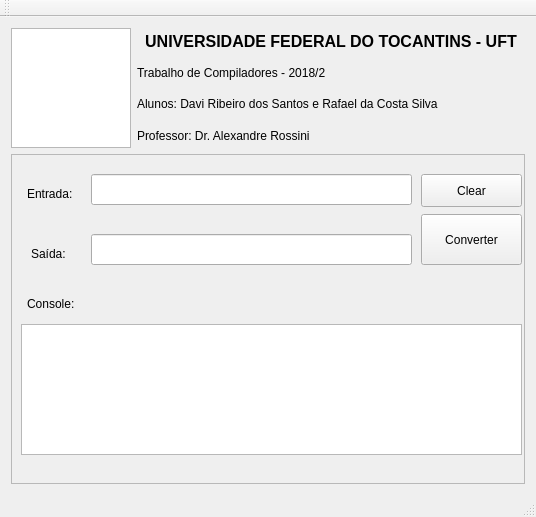
Above: mainwindow.ui from RafaelSilva7/compiladores before the change. Below: the same form after it.
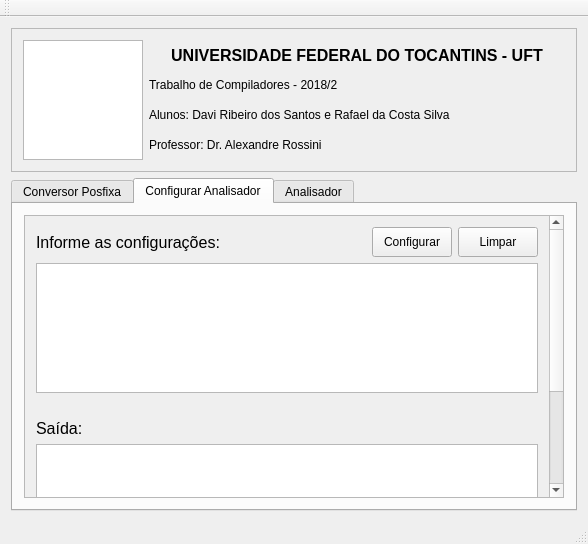
That is the form after the change. The open tabs and pages were chosen to show the change.

Diff of the .ui file:
```diff
--- a/mainwindow.ui
+++ b/mainwindow.ui
@@ -6,19 +6,13 @@
    <rect>
     <x>0</x>
     <y>0</y>
-    <width>536</width>
-    <height>517</height>
+    <width>588</width>
+    <height>544</height>
    </rect>
   </property>
   <property name="minimumSize">
    <size>
-    <width>536</width>
-    <height>517</height>
-   </size>
-  </property>
-  <property name="maximumSize">
-   <size>
-    <width>536</width>
+    <width>550</width>
     <height>517</height>
    </size>
   </property>
@@ -26,9 +20,52 @@
    <string>Trabalho de Compiladores</string>
   </property>
   <widget class="QWidget" name="centralWidget">
-   <layout class="QGridLayout" name="gridLayout_2">
-    <item row="0" column="1">
-     <layout class="QVBoxLayout" name="verticalLayout">
+   <layout class="QVBoxLayout" name="verticalLayout_10">
+    <item>
+     <widget class="QFrame" name="frame_2">
+      <property name="sizePolicy">
+       <sizepolicy hsizetype="Minimum" vsizetype="Minimum">
+        <horstretch>0</horstretch>
+        <verstretch>0</verstretch>
+       </sizepolicy>
+      </property>
+      <property name="frameShape">
+       <enum>QFrame::StyledPanel</enum>
+      </property>
+      <property name="frameShadow">
+       <enum>QFrame::Raised</enum>
+      </property>
+      <layout class="QHBoxLayout" name="horizontalLayout_3">
+       <item>
+        <widget class="QGraphicsView" name="logoUFT">
+         <property name="sizePolicy">
+          <sizepolicy hsizetype="Minimum" vsizetype="Minimum">
+           <horstretch>0</horstretch>
+           <verstretch>0</verstretch>
+          </sizepolicy>
+         </property>
+         <property name="minimumSize">
+          <size>
+           <width>120</width>
+           <height>120</height>
+          </size>
+         </property>
+         <property name="maximumSize">
+          <size>
+           <width>120</width>
+           <height>120</height>
+          </size>
+         </property>
+        </widget>
+       </item>
+       <item>
+        <layout class="QVBoxLayout" name="verticalLayout_7">
+         <property name="spacing">
+          <number>0</number>
+         </property>
+         <property name="sizeConstraint">
+          <enum>QLayout::SetMaximumSize</enum>
+         </property>
       <item>
        <widget class="QLabel" name="label">
         <property name="font">
@@ -69,78 +106,54 @@
       </item>
      </layout>
     </item>
-    <item row="0" column="0">
-     <widget class="QGraphicsView" name="logoUFT">
-      <property name="minimumSize">
-       <size>
-        <width>120</width>
-        <height>120</height>
-       </size>
-      </property>
-      <property name="maximumSize">
-       <size>
-        <width>120</width>
-        <height>120</height>
-       </size>
-      </property>
+      </layout>
      </widget>
     </item>
-    <item row="1" column="0" colspan="2">
-     <widget class="QFrame" name="frame">
-      <property name="frameShape">
-       <enum>QFrame::StyledPanel</enum>
+    <item>
+     <widget class="QTabWidget" name="tabWidget">
+      <property name="currentIndex">
+       <number>0</number>
       </property>
-      <property name="frameShadow">
-       <enum>QFrame::Raised</enum>
-      </property>
+      <widget class="QWidget" name="Tab1">
+       <attribute name="title">
+        <string>Conversor Posfixa</string>
+       </attribute>
+       <layout class="QVBoxLayout" name="verticalLayout">
+        <item>
+         <layout class="QVBoxLayout" name="verticalLayout_2">
+          <item>
+           <layout class="QHBoxLayout" name="horizontalLayout_2">
+            <item>
+             <layout class="QVBoxLayout" name="verticalLayout_3">
+              <item>
       <widget class="QLabel" name="inputLabel">
-       <property name="geometry">
-        <rect>
-         <x>16</x>
-         <y>30</y>
-         <width>61</width>
-         <height>20</height>
-        </rect>
-       </property>
        <property name="text">
         <string>Entrada:</string>
        </property>
       </widget>
-      <widget class="QLineEdit" name="inputLineEdit">
-       <property name="geometry">
-        <rect>
-         <x>80</x>
-         <y>20</y>
-         <width>321</width>
-         <height>31</height>
-        </rect>
-       </property>
-       <property name="clearButtonEnabled">
-        <bool>true</bool>
-       </property>
-      </widget>
+              </item>
+              <item>
       <widget class="QLabel" name="outputLabel">
-       <property name="geometry">
-        <rect>
-         <x>20</x>
-         <y>90</y>
-         <width>51</width>
-         <height>20</height>
-        </rect>
-       </property>
        <property name="text">
         <string>Saída:</string>
        </property>
       </widget>
+              </item>
+             </layout>
+            </item>
+            <item>
+             <layout class="QHBoxLayout" name="horizontalLayout">
+              <item>
+               <layout class="QVBoxLayout" name="verticalLayout_4">
+                <item>
+                 <widget class="QLineEdit" name="inputLineEdit">
+                  <property name="clearButtonEnabled">
+                   <bool>true</bool>
+                  </property>
+                 </widget>
+                </item>
+                <item>
       <widget class="QLineEdit" name="outputLineEdit">
-       <property name="geometry">
-        <rect>
-         <x>80</x>
-         <y>80</y>
-         <width>321</width>
-         <height>31</height>
-        </rect>
-       </property>
        <property name="readOnly">
         <bool>true</bool>
        </property>
@@ -148,57 +161,323 @@
         <bool>false</bool>
        </property>
       </widget>
-      <widget class="QPlainTextEdit" name="consoleTextEdit">
-       <property name="geometry">
-        <rect>
-         <x>10</x>
-         <y>170</y>
-         <width>501</width>
-         <height>131</height>
-        </rect>
-       </property>
-       <property name="readOnly">
-        <bool>true</bool>
-       </property>
-      </widget>
+                </item>
+               </layout>
+              </item>
+              <item>
+               <layout class="QVBoxLayout" name="verticalLayout_5">
+                <item>
+                 <widget class="QPushButton" name="clearButton">
+                  <property name="text">
+                   <string>Limpar</string>
+                  </property>
+                 </widget>
+                </item>
+                <item>
       <widget class="QPushButton" name="converterButton">
-       <property name="geometry">
-        <rect>
-         <x>410</x>
-         <y>60</y>
-         <width>101</width>
-         <height>51</height>
-        </rect>
-       </property>
        <property name="text">
         <string>Converter</string>
        </property>
       </widget>
+                </item>
+               </layout>
+              </item>
+             </layout>
+            </item>
+           </layout>
+          </item>
+          <item>
       <widget class="QLabel" name="consoleLabel">
-       <property name="geometry">
-        <rect>
-         <x>16</x>
-         <y>140</y>
-         <width>71</width>
-         <height>20</height>
-        </rect>
-       </property>
        <property name="text">
         <string>Console:</string>
        </property>
       </widget>
-      <widget class="QPushButton" name="clearButton">
+          </item>
+          <item>
+           <widget class="QPlainTextEdit" name="consoleTextEdit">
+            <property name="sizePolicy">
+             <sizepolicy hsizetype="Expanding" vsizetype="Expanding">
+              <horstretch>0</horstretch>
+              <verstretch>0</verstretch>
+             </sizepolicy>
+            </property>
+            <property name="readOnly">
+             <bool>true</bool>
+            </property>
+           </widget>
+          </item>
+         </layout>
+        </item>
+       </layout>
+      </widget>
+      <widget class="QWidget" name="Tab2">
+       <attribute name="title">
+        <string>Configurar Analisador</string>
+       </attribute>
+       <layout class="QGridLayout" name="gridLayout">
+        <item row="0" column="0">
+         <widget class="QScrollArea" name="scrollArea">
+          <property name="widgetResizable">
+           <bool>true</bool>
+          </property>
+          <widget class="QWidget" name="scrollAreaWidgetContents">
        <property name="geometry">
         <rect>
-         <x>410</x>
-         <y>20</y>
-         <width>101</width>
-         <height>33</height>
-        </rect>
-       </property>
+             <x>0</x>
+             <y>0</y>
+             <width>532</width>
+             <height>455</height>
+            </rect>
+           </property>
+           <layout class="QVBoxLayout" name="verticalLayout_6">
+            <item>
+             <layout class="QVBoxLayout" name="verticalLayout_8">
+              <property name="sizeConstraint">
+               <enum>QLayout::SetNoConstraint</enum>
+              </property>
+              <item>
+               <layout class="QHBoxLayout" name="horizontalLayout_4">
+                <item>
+                 <widget class="QLabel" name="label_5">
+                  <property name="font">
+                   <font>
+                    <pointsize>12</pointsize>
+                   </font>
+                  </property>
        <property name="text">
-        <string>Clear</string>
-       </property>
+                   <string>Informe as configurações:</string>
+                  </property>
+                  <property name="margin">
+                   <number>5</number>
+                  </property>
+                 </widget>
+                </item>
+                <item>
+                 <spacer name="horizontalSpacer">
+                  <property name="orientation">
+                   <enum>Qt::Horizontal</enum>
+                  </property>
+                  <property name="sizeHint" stdset="0">
+                   <size>
+                    <width>30</width>
+                    <height>20</height>
+                   </size>
+                  </property>
+                 </spacer>
+                </item>
+                <item>
+                 <widget class="QPushButton" name="configAnalysisButton">
+                  <property name="minimumSize">
+                   <size>
+                    <width>0</width>
+                    <height>30</height>
+                   </size>
+                  </property>
+                  <property name="text">
+                   <string>Configurar</string>
+                  </property>
+                 </widget>
+                </item>
+                <item>
+                 <widget class="QPushButton" name="clearConfigButton">
+                  <property name="minimumSize">
+                   <size>
+                    <width>0</width>
+                    <height>30</height>
+                   </size>
+                  </property>
+                  <property name="text">
+                   <string>Limpar</string>
+                  </property>
+                 </widget>
+                </item>
+               </layout>
+              </item>
+              <item>
+               <widget class="QTextEdit" name="configInput">
+                <property name="minimumSize">
+                 <size>
+                  <width>0</width>
+                  <height>130</height>
+                 </size>
+                </property>
+               </widget>
+              </item>
+              <item>
+               <spacer name="verticalSpacer">
+                <property name="orientation">
+                 <enum>Qt::Vertical</enum>
+                </property>
+                <property name="sizeType">
+                 <enum>QSizePolicy::Fixed</enum>
+                </property>
+                <property name="sizeHint" stdset="0">
+                 <size>
+                  <width>20</width>
+                  <height>20</height>
+                 </size>
+                </property>
+               </spacer>
+              </item>
+              <item>
+               <widget class="QLabel" name="label_6">
+                <property name="font">
+                 <font>
+                  <pointsize>12</pointsize>
+                 </font>
+                </property>
+                <property name="text">
+                 <string>Saída:</string>
+                </property>
+                <property name="margin">
+                 <number>5</number>
+                </property>
+               </widget>
+              </item>
+              <item>
+               <widget class="QPlainTextEdit" name="configOutput">
+                <property name="minimumSize">
+                 <size>
+                  <width>0</width>
+                  <height>200</height>
+                 </size>
+                </property>
+                <property name="readOnly">
+                 <bool>true</bool>
+                </property>
+               </widget>
+              </item>
+             </layout>
+            </item>
+           </layout>
+          </widget>
+         </widget>
+        </item>
+       </layout>
+      </widget>
+      <widget class="QWidget" name="tab">
+       <attribute name="title">
+        <string>Analisador</string>
+       </attribute>
+       <layout class="QVBoxLayout" name="verticalLayout_11">
+        <item>
+         <widget class="QScrollArea" name="scrollArea_2">
+          <property name="widgetResizable">
+           <bool>true</bool>
+          </property>
+          <widget class="QWidget" name="scrollAreaWidgetContents_2">
+           <property name="geometry">
+            <rect>
+             <x>0</x>
+             <y>0</y>
+             <width>546</width>
+             <height>268</height>
+            </rect>
+           </property>
+           <layout class="QVBoxLayout" name="verticalLayout_9">
+            <item>
+             <layout class="QHBoxLayout" name="horizontalLayout_5">
+              <item>
+               <widget class="QLabel" name="label_7">
+                <property name="font">
+                 <font>
+                  <pointsize>12</pointsize>
+                 </font>
+                </property>
+                <property name="text">
+                 <string>Informe a Entrada:</string>
+                </property>
+                <property name="margin">
+                 <number>5</number>
+                </property>
+               </widget>
+              </item>
+              <item>
+               <spacer name="verticalSpacer_2">
+                <property name="orientation">
+                 <enum>Qt::Vertical</enum>
+                </property>
+                <property name="sizeType">
+                 <enum>QSizePolicy::Maximum</enum>
+                </property>
+                <property name="sizeHint" stdset="0">
+                 <size>
+                  <width>168</width>
+                  <height>20</height>
+                 </size>
+                </property>
+               </spacer>
+              </item>
+              <item>
+               <widget class="QPushButton" name="runAnalisysButton">
+                <property name="sizePolicy">
+                 <sizepolicy hsizetype="Fixed" vsizetype="Fixed">
+                  <horstretch>0</horstretch>
+                  <verstretch>0</verstretch>
+                 </sizepolicy>
+                </property>
+                <property name="minimumSize">
+                 <size>
+                  <width>0</width>
+                  <height>30</height>
+                 </size>
+                </property>
+                <property name="text">
+                 <string>Analisar</string>
+                </property>
+               </widget>
+              </item>
+              <item>
+               <widget class="QPushButton" name="analisysClearButton">
+                <property name="sizePolicy">
+                 <sizepolicy hsizetype="Fixed" vsizetype="Fixed">
+                  <horstretch>0</horstretch>
+                  <verstretch>0</verstretch>
+                 </sizepolicy>
+                </property>
+                <property name="minimumSize">
+                 <size>
+                  <width>0</width>
+                  <height>30</height>
+                 </size>
+                </property>
+                <property name="text">
+                 <string>Limpar</string>
+                </property>
+               </widget>
+              </item>
+             </layout>
+            </item>
+            <item>
+             <widget class="QTextEdit" name="analisysInput"/>
+            </item>
+            <item>
+             <widget class="QLabel" name="label_8">
+              <property name="font">
+               <font>
+                <pointsize>12</pointsize>
+               </font>
+              </property>
+              <property name="text">
+               <string>Tokens Identificados:</string>
+              </property>
+              <property name="margin">
+               <number>5</number>
+              </property>
+             </widget>
+            </item>
+            <item>
+             <widget class="QPlainTextEdit" name="analisysOutput">
+              <property name="readOnly">
+               <bool>true</bool>
+              </property>
+             </widget>
+            </item>
+           </layout>
+          </widget>
+         </widget>
+        </item>
+       </layout>
       </widget>
      </widget>
     </item>
@@ -214,7 +493,11 @@
     </rect>
    </property>
   </widget>
+  <widget class="QStatusBar" name="statusBar"/>
   <widget class="QToolBar" name="mainToolBar">
+   <property name="enabled">
+    <bool>false</bool>
+   </property>
    <attribute name="toolBarArea">
     <enum>TopToolBarArea</enum>
    </attribute>
@@ -222,7 +505,14 @@
     <bool>false</bool>
    </attribute>
   </widget>
-  <widget class="QStatusBar" name="statusBar"/>
+  <action name="actionSave_as">
+   <property name="checkable">
+    <bool>false</bool>
+   </property>
+   <property name="text">
+    <string>Save as...</string>
+   </property>
+  </action>
  </widget>
  <layoutdefault spacing="6" margin="11"/>
  <resources/>
```
Left out of the diff: 4 changed lines with no effect on the pictures. Lines whose indentation alone changed are shown as unchanged.
